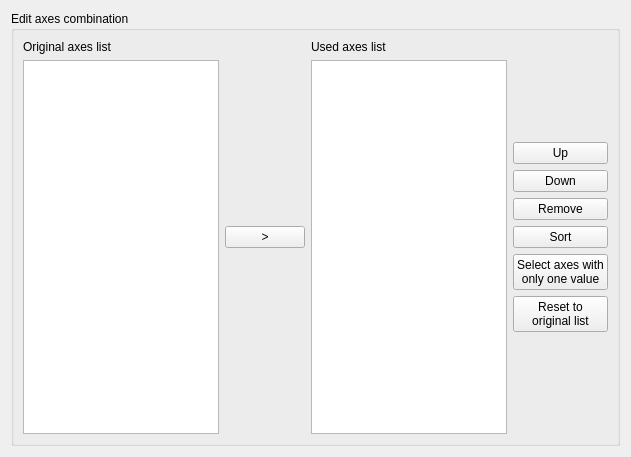
squey/squey, file libpvguiqt/src/PVAxesCombinationWidget.ui: the form before one commit.
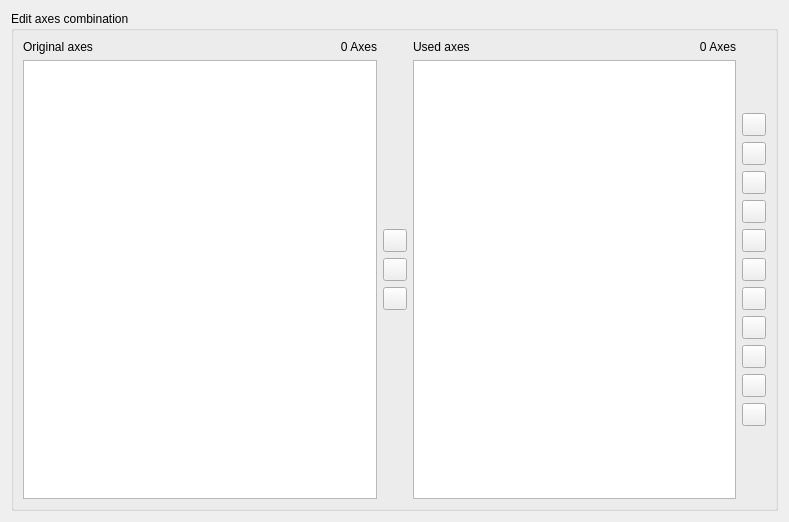
The form after the commit.

Commit message: Axes Combination panel

What changed in the file:
```diff
--- a/libpvguiqt/src/PVAxesCombinationWidget.ui
+++ b/libpvguiqt/src/PVAxesCombinationWidget.ui
@@ -9,8 +9,8 @@
    <rect>
     <x>0</x>
     <y>0</y>
-    <width>631</width>
-    <height>457</height>
+    <width>789</width>
+    <height>522</height>
    </rect>
   </property>
   <property name="windowTitle">
@@ -26,14 +26,41 @@
       <item>
        <layout class="QVBoxLayout" name="verticalLayout_3">
         <item>
-         <widget class="QLabel" name="label">
-          <property name="text">
-           <string>Original axes list</string>
-          </property>
-         </widget>
+         <layout class="QHBoxLayout" name="horizontalLayout_3">
+          <item>
+           <widget class="QLabel" name="label">
+            <property name="text">
+             <string>Original axes</string>
+            </property>
+           </widget>
+          </item>
+          <item>
+           <widget class="QLabel" name="_label_axes_org">
+            <property name="text">
+             <string>0 Axes</string>
+            </property>
+            <property name="alignment">
+             <set>Qt::AlignRight|Qt::AlignTrailing|Qt::AlignVCenter</set>
+            </property>
+           </widget>
+          </item>
+         </layout>
         </item>
         <item>
-         <widget class="QListWidget" name="_list_org"/>
+         <widget class="QListWidget" name="_list_org">
+          <property name="sizePolicy">
+           <sizepolicy hsizetype="Expanding" vsizetype="Expanding">
+            <horstretch>0</horstretch>
+            <verstretch>0</verstretch>
+           </sizepolicy>
+          </property>
+          <property name="dragDropMode">
+           <enum>QAbstractItemView::DragOnly</enum>
+          </property>
+          <property name="selectionMode">
+           <enum>QAbstractItemView::ExtendedSelection</enum>
+          </property>
+         </widget>
         </item>
        </layout>
       </item>
@@ -53,9 +80,32 @@
          </spacer>
         </item>
         <item>
-         <widget class="QPushButton" name="_btn_axis_add">
+         <widget class="QToolButton" name="_btn_reset">
+          <property name="toolTip">
+           <string>Reset to original list</string>
+          </property>
           <property name="text">
-           <string>&gt;</string>
+           <string/>
+          </property>
+         </widget>
+        </item>
+        <item>
+         <widget class="QToolButton" name="_btn_axis_add_before">
+          <property name="toolTip">
+           <string>Insert before</string>
+          </property>
+          <property name="text">
+           <string/>
+          </property>
+         </widget>
+        </item>
+        <item>
+         <widget class="QToolButton" name="_btn_axis_add_after">
+          <property name="toolTip">
+           <string>Insert after</string>
+          </property>
+          <property name="text">
+           <string/>
           </property>
          </widget>
         </item>
@@ -79,11 +129,25 @@
         <item>
          <layout class="QVBoxLayout" name="verticalLayout_4">
           <item>
-           <widget class="QLabel" name="label_2">
-            <property name="text">
-             <string>Used axes list</string>
-            </property>
-           </widget>
+           <layout class="QHBoxLayout" name="horizontalLayout_4">
+            <item>
+             <widget class="QLabel" name="label_2">
+              <property name="text">
+               <string>Used axes</string>
+              </property>
+             </widget>
+            </item>
+            <item>
+             <widget class="QLabel" name="_label_axes_used">
+              <property name="text">
+               <string>0 Axes</string>
+              </property>
+              <property name="alignment">
+               <set>Qt::AlignRight|Qt::AlignTrailing|Qt::AlignVCenter</set>
+              </property>
+             </widget>
+            </item>
+           </layout>
           </item>
           <item>
            <widget class="QListWidget" name="_list_used">
@@ -110,46 +174,113 @@
            </spacer>
           </item>
           <item>
-           <widget class="QPushButton" name="_btn_axis_up">
+           <widget class="QToolButton" name="_btn_select_all">
+            <property name="toolTip">
+             <string>Select all</string>
+            </property>
             <property name="text">
-             <string>Up</string>
+             <string/>
             </property>
            </widget>
           </item>
           <item>
-           <widget class="QPushButton" name="_btn_axis_down">
+           <widget class="QToolButton" name="_btn_invert_selection">
+            <property name="toolTip">
+             <string>Invert selection</string>
+            </property>
             <property name="text">
-             <string>Down</string>
+             <string/>
             </property>
            </widget>
           </item>
           <item>
-           <widget class="QPushButton" name="_btn_axis_remove">
+           <widget class="QToolButton" name="_btn_axis_top">
+            <property name="toolTip">
+             <string>Move Top</string>
+            </property>
             <property name="text">
+             <string/>
+            </property>
+           </widget>
+          </item>
+          <item>
+           <widget class="QToolButton" name="_btn_axis_up">
+            <property name="toolTip">
+             <string>Move Up</string>
+            </property>
+            <property name="text">
+             <string/>
+            </property>
+           </widget>
+          </item>
+          <item>
+           <widget class="QToolButton" name="_btn_gather">
+            <property name="toolTip">
+             <string>Gather</string>
+            </property>
+            <property name="text">
+             <string/>
+            </property>
+           </widget>
+          </item>
+          <item>
+           <widget class="QToolButton" name="_btn_axis_down">
+            <property name="toolTip">
+             <string>Move Down</string>
+            </property>
+            <property name="text">
+             <string/>
+            </property>
+           </widget>
+          </item>
+          <item>
+           <widget class="QToolButton" name="_btn_axis_bottom">
+            <property name="toolTip">
+             <string>Move Bottom</string>
+            </property>
+            <property name="text">
+             <string/>
+            </property>
+           </widget>
+          </item>
+          <item>
+           <widget class="QToolButton" name="_btn_axis_remove">
+            <property name="toolTip">
              <string>Remove</string>
             </property>
+            <property name="text">
+             <string/>
+            </property>
            </widget>
           </item>
           <item>
-           <widget class="QPushButton" name="_btn_sort">
+           <widget class="QToolButton" name="_btn_remove_duplicates">
+            <property name="toolTip">
+             <string>Remove duplicates</string>
+            </property>
             <property name="text">
-             <string>Sort</string>
+             <string/>
             </property>
            </widget>
           </item>
           <item>
-           <widget class="QPushButton" name="_btn_sel_singleton">
+           <widget class="QToolButton" name="_btn_sort">
+            <property name="toolTip">
+             <string>Sort selected axes</string>
+            </property>
             <property name="text">
+             <string/>
+            </property>
+           </widget>
+          </item>
+          <item>
+           <widget class="QToolButton" name="_btn_sel_singleton">
+            <property name="toolTip">
              <string>Select axes with
 only one value</string>
             </property>
-           </widget>
-          </item>
-          <item>
-           <widget class="QPushButton" name="_btn_reset">
             <property name="text">
-             <string>Reset to
-original list</string>
+             <string/>
             </property>
            </widget>
           </item>
```
Left out of the diff: 9 changed lines with no effect on the pictures. The commit also changes 6 other files.
